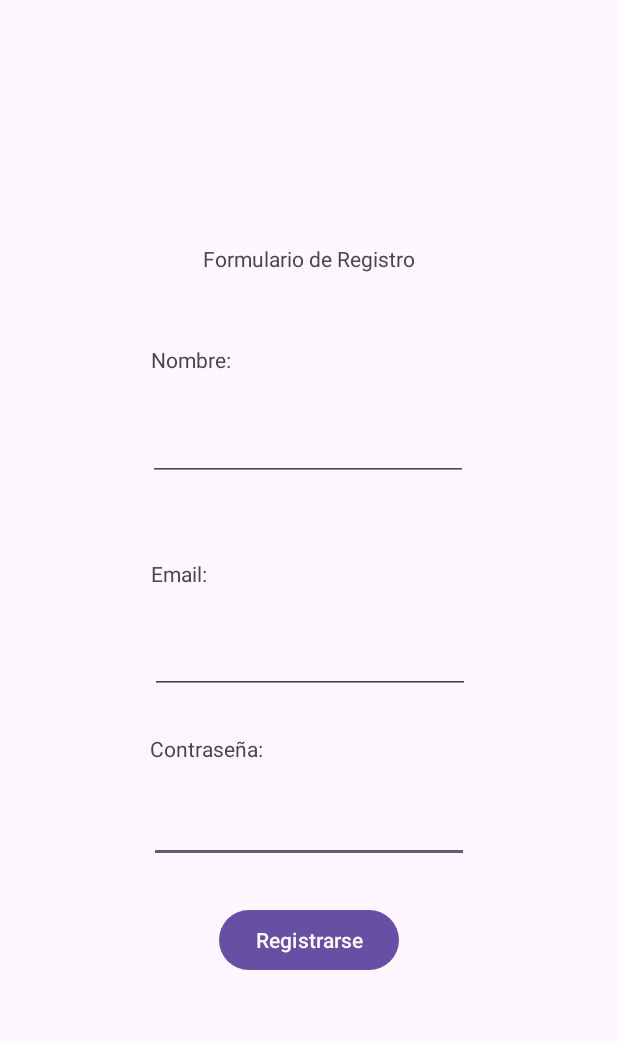
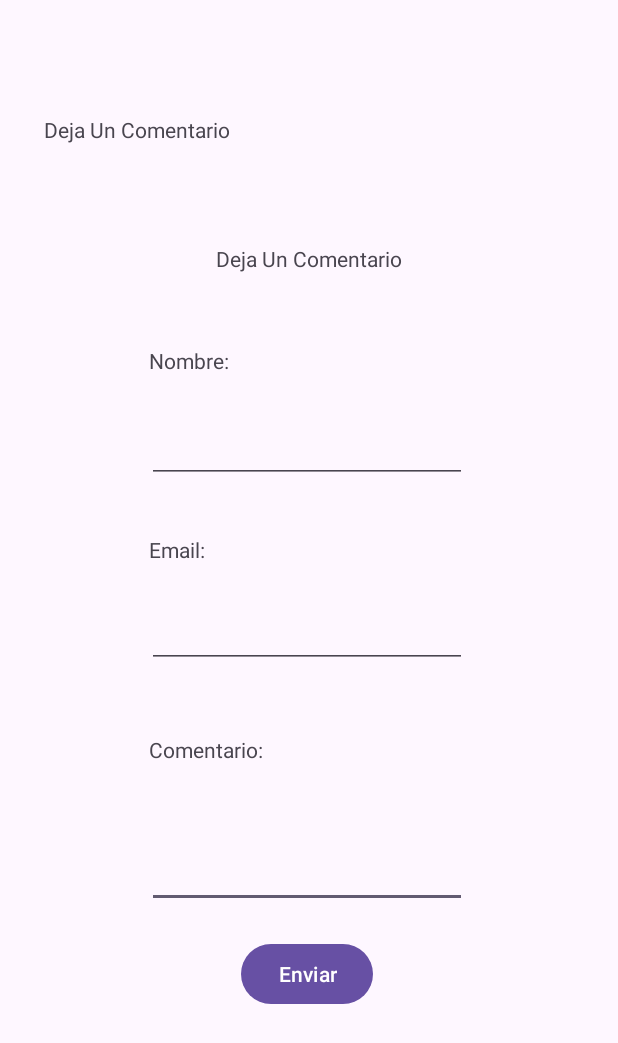
Before and after one commit to LuisGM875/Programacion_para_Movil_Java, an Android app: the screen it shows after launch (MainActivity), on a phone screen of 412 x 824 dp. Shown: the top 1043 px of the screen. Run offline under Robolectric (Android 15) with nearby library versions, the phone set to English and light mode, and no system bars.

Commit message:
feat: add view for form of comments

```diff
--- a/app/src/main/res/layout/activity_main.xml
+++ b/app/src/main/res/layout/activity_main.xml
@@ -11,18 +11,19 @@
         android:id="@+id/button"
         android:layout_width="wrap_content"
         android:layout_height="wrap_content"
-        android:text="Registrarse"
+        android:text="Enviar"
         app:layout_constraintBottom_toBottomOf="parent"
         app:layout_constraintEnd_toEndOf="parent"
+        app:layout_constraintHorizontal_bias="0.496"
         app:layout_constraintStart_toStartOf="parent"
         app:layout_constraintTop_toTopOf="parent"
-        app:layout_constraintVertical_bias="0.777" />
+        app:layout_constraintVertical_bias="0.806" />
 
     <TextView
         android:id="@+id/textView2"
         android:layout_width="wrap_content"
         android:layout_height="wrap_content"
-        android:text="Formulario de Registro"
+        android:text="Deja Un Comentario"
         app:layout_constraintBottom_toBottomOf="parent"
         app:layout_constraintEnd_toEndOf="parent"
         app:layout_constraintStart_toStartOf="parent"
@@ -36,48 +37,38 @@
         android:text="Nombre:"
         app:layout_constraintBottom_toBottomOf="parent"
         app:layout_constraintEnd_toEndOf="parent"
-        app:layout_constraintHorizontal_bias="0.28"
+        app:layout_constraintHorizontal_bias="0.277"
         app:layout_constraintStart_toStartOf="parent"
         app:layout_constraintTop_toTopOf="parent"
-        app:layout_constraintVertical_bias="0.286" />
+        app:layout_constraintVertical_bias="0.287" />
 
-    <TextView
-        android:id="@+id/textView4"
+    <EditText
+        android:id="@+id/editTextTextPassword"
         android:layout_width="wrap_content"
-        android:layout_height="wrap_content"
-        android:text="Email:"
-        app:layout_constraintBottom_toBottomOf="parent"
+        android:layout_height="0dp"
+        android:layout_marginTop="14dp"
+        android:layout_marginBottom="20dp"
+        android:ems="10"
+        android:inputType="text|textLongMessage"
+        android:visibility="visible"
+        app:layout_constraintBottom_toTopOf="@+id/button"
         app:layout_constraintEnd_toEndOf="parent"
-        app:layout_constraintHorizontal_bias="0.268"
+        app:layout_constraintHorizontal_bias="0.492"
         app:layout_constraintStart_toStartOf="parent"
-        app:layout_constraintTop_toTopOf="parent"
-        app:layout_constraintVertical_bias="0.463" />
+        app:layout_constraintTop_toBottomOf="@+id/textView5"
+        app:layout_constraintVertical_bias="0.526" />
 
     <TextView
         android:id="@+id/textView5"
         android:layout_width="wrap_content"
         android:layout_height="wrap_content"
-        android:text="Contraseña:"
+        android:text="Comentario:"
         app:layout_constraintBottom_toBottomOf="parent"
         app:layout_constraintEnd_toEndOf="parent"
-        app:layout_constraintHorizontal_bias="0.297"
+        app:layout_constraintHorizontal_bias="0.296"
         app:layout_constraintStart_toStartOf="parent"
         app:layout_constraintTop_toTopOf="parent"
-        app:layout_constraintVertical_bias="0.608" />
-
-    <EditText
-        android:id="@+id/editTextTextPassword"
-        android:layout_width="wrap_content"
-        android:layout_height="wrap_content"
-        android:layout_marginTop="14dp"
-        android:layout_marginBottom="20dp"
-        android:ems="10"
-        android:inputType="textPassword"
-        android:visibility="visible"
-        app:layout_constraintBottom_toTopOf="@+id/button"
-        app:layout_constraintEnd_toEndOf="parent"
-        app:layout_constraintStart_toStartOf="parent"
-        app:layout_constraintTop_toBottomOf="@+id/textView5" />
+        app:layout_constraintVertical_bias="0.609" />
 
     <EditText
         android:id="@+id/editTextText2"
@@ -87,10 +78,10 @@
         android:inputType="text"
         app:layout_constraintBottom_toBottomOf="parent"
         app:layout_constraintEnd_toEndOf="parent"
-        app:layout_constraintHorizontal_bias="0.497"
+        app:layout_constraintHorizontal_bias="0.492"
         app:layout_constraintStart_toStartOf="parent"
         app:layout_constraintTop_toBottomOf="@+id/textView3"
-        app:layout_constraintVertical_bias="0.049" />
+        app:layout_constraintVertical_bias="0.051" />
 
     <EditText
         android:id="@+id/editTextText3"
@@ -100,9 +91,33 @@
         android:inputType="text|textEmailAddress"
         app:layout_constraintBottom_toBottomOf="parent"
         app:layout_constraintEnd_toEndOf="parent"
-        app:layout_constraintHorizontal_bias="0.502"
+        app:layout_constraintHorizontal_bias="0.492"
         app:layout_constraintStart_toStartOf="parent"
         app:layout_constraintTop_toTopOf="parent"
-        app:layout_constraintVertical_bias="0.536" />
+        app:layout_constraintVertical_bias="0.514" />
+
+    <TextView
+        android:id="@+id/textView4"
+        android:layout_width="wrap_content"
+        android:layout_height="wrap_content"
+        android:text="Email:"
+        app:layout_constraintBottom_toBottomOf="parent"
+        app:layout_constraintEnd_toEndOf="parent"
+        app:layout_constraintHorizontal_bias="0.265"
+        app:layout_constraintStart_toStartOf="parent"
+        app:layout_constraintTop_toTopOf="parent"
+        app:layout_constraintVertical_bias="0.443" />
+
+    <TextView
+        android:id="@+id/textView6"
+        android:layout_width="wrap_content"
+        android:layout_height="wrap_content"
+        android:text="Deja Un Comentario"
+        app:layout_constraintBottom_toBottomOf="parent"
+        app:layout_constraintEnd_toEndOf="parent"
+        app:layout_constraintHorizontal_bias="0.101"
+        app:layout_constraintStart_toStartOf="parent"
+        app:layout_constraintTop_toTopOf="parent"
+        app:layout_constraintVertical_bias="0.095" />
 
 </androidx.constraintlayout.widget.ConstraintLayout>
```
